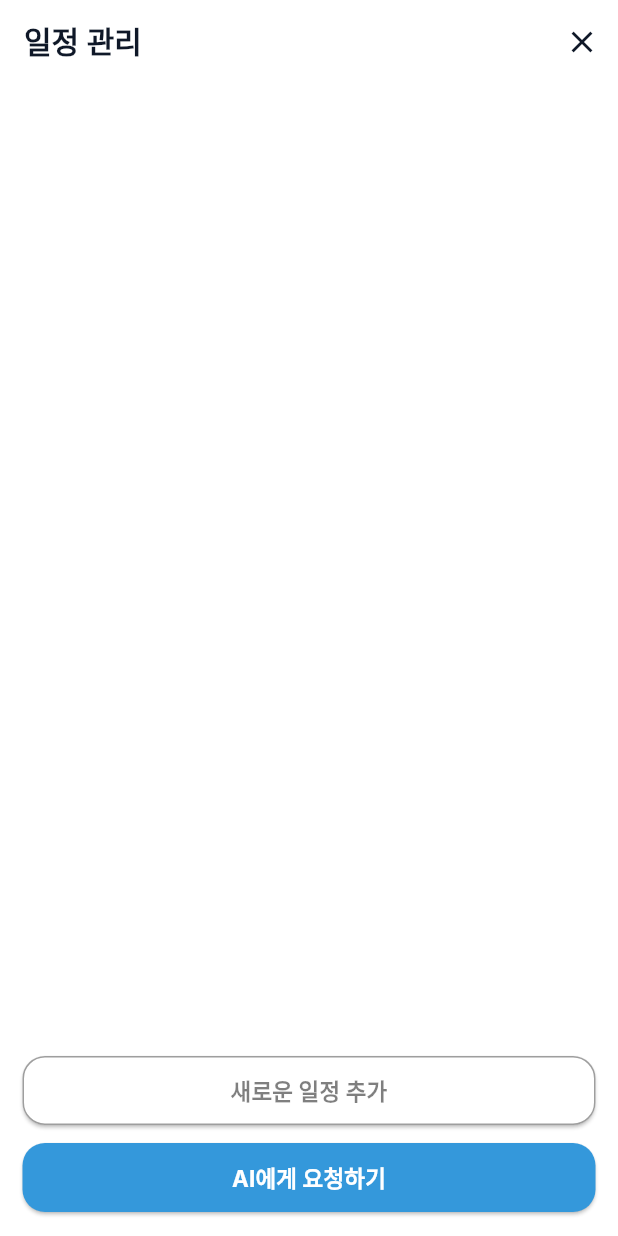
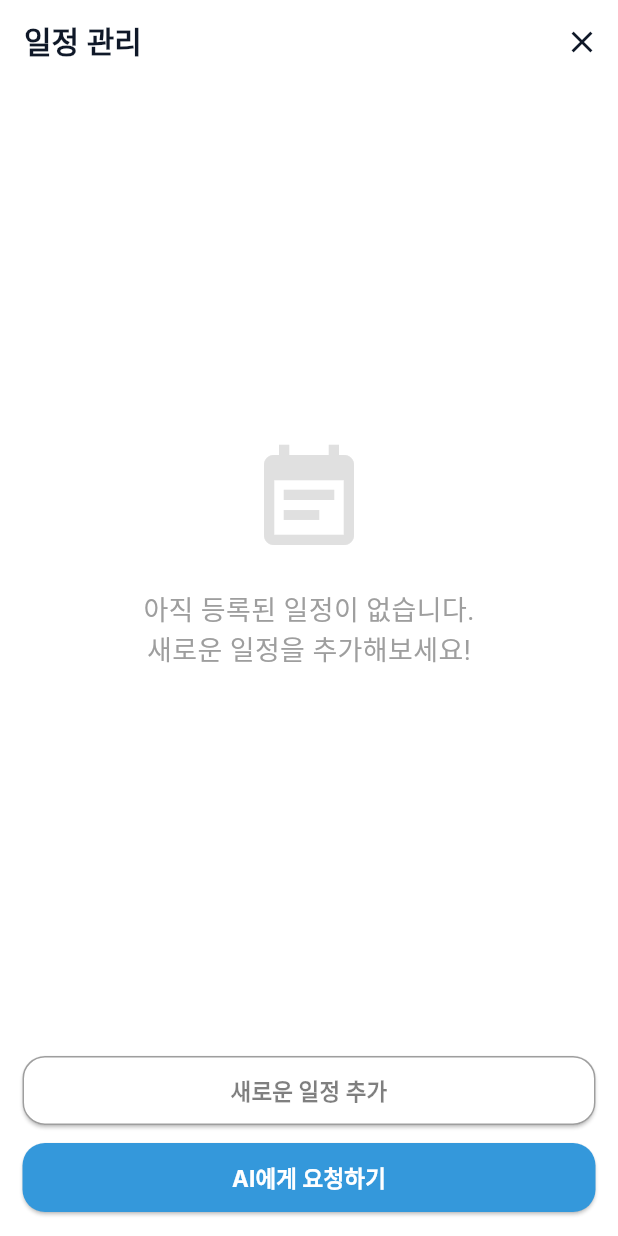
Before and after one commit to CSID-DGU/2024-02-CSC4004-3-1-FirstTeam, a Flutter app: the SchedulePage screen opened directly with empty values, on a phone screen of 412 x 824 dp. Run offline on Flutter 3.47's test engine with Material 3 defaults, Android fonts, the light colour scheme and no system bars; our stand-ins replace cloud_firestore, firebase_auth, firebase_core; missing offline and left inert: omni_datetime_picker; accounts and stored records are empty; Roboto replaces fonts that are missing (Inter).

Commit message:
feat: 등록된 일정이 없을 때, 안내 배경 출력

```diff
--- a/schedscope/lib/pages/chat/schedule/schedule_list.dart
+++ b/schedscope/lib/pages/chat/schedule/schedule_list.dart
@@ -294,6 +294,30 @@ class _ScheduleListState extends State<ScheduleList> {
 
         final schedules = snapshot.data!.docs;
 
+        if (schedules.isEmpty) {
+          return Center(
+            child: Column(
+              mainAxisAlignment: MainAxisAlignment.center,
+              children: [
+                Icon(
+                  Icons.event_note,
+                  size: 80,
+                  color: Colors.grey[300],
+                ),
+                const SizedBox(height: 20),
+                const Text(
+                  '아직 등록된 일정이 없습니다.\n새로운 일정을 추가해보세요!',
+                  textAlign: TextAlign.center,
+                  style: TextStyle(
+                    fontSize: 18,
+                    color: Colors.grey,
+                  ),
+                ),
+              ],
+            ),
+          );
+        }
+
         return ListView.builder(
           itemCount: schedules.length,
           itemBuilder: (context, index) {
```
